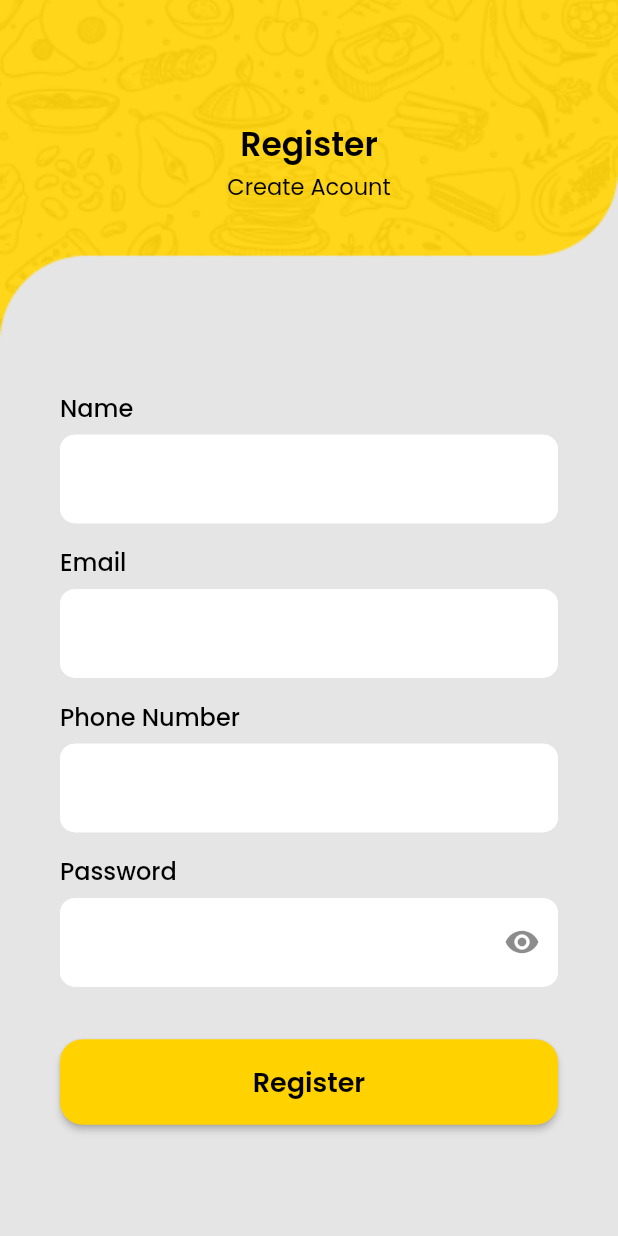
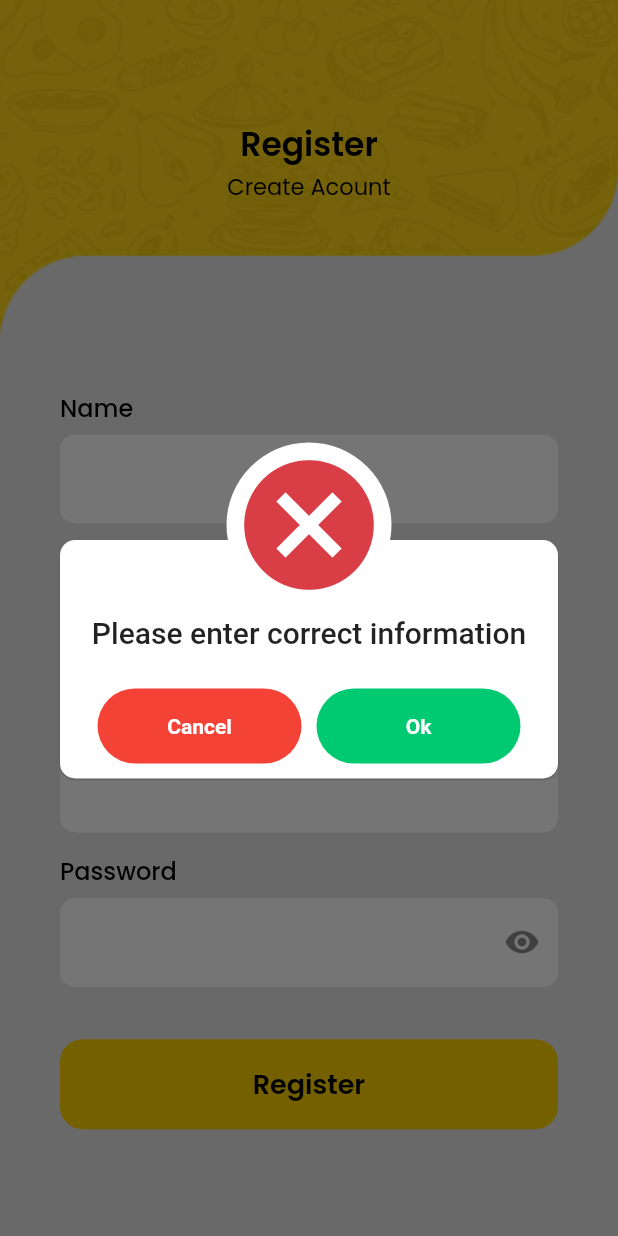
Before and after one commit to Proacademy-Online/food-app, a Flutter app: the RegisterPage screen opened directly, after a tap on "Register", on a phone screen of 412 x 824 dp. Run offline on Flutter 3.47's test engine with Material 2 defaults, Android fonts, the phone set to English and light mode, and no system bars; our stand-ins replace animate_do, awesome_dialog, carousel_slider, email_validator, firebase_auth, firebase_core and 1 more; accounts and stored records are empty.

```diff
--- /dev/null
+++ b/lib/components/custom_button.dart
@@ -0,0 +1,39 @@
+import 'package:flutter/material.dart';
+import 'package:food_app/utils/app_colors.dart';
+import 'package:google_fonts/google_fonts.dart';
+
+class CustomButton extends StatelessWidget {
+  const CustomButton({
+    Key? key,
+    required this.onTap,
+    required this.text,
+  }) : super(key: key);
+
+  final Function() onTap;
+  final String text;
+
+  @override
+  Widget build(BuildContext context) {
+    return GestureDetector(
+      onTap: onTap,
+      child: Container(
+        height: 60,
+        width: double.infinity,
+        decoration: BoxDecoration(
+          color: primaryColor,
+          borderRadius: BorderRadius.circular(15),
+        ),
+        child: Center(
+          child: Text(
+            text,
+            style: GoogleFonts.poppins(
+              fontSize: 18,
+              color: Colors.black,
+              fontWeight: FontWeight.w600,
+            ),
+          ),
+        ),
+      ),
+    );
+  }
+}
--- /dev/null
+++ b/lib/components/custom_header.dart
@@ -0,0 +1,57 @@
+import 'package:flutter/material.dart';
+import 'package:food_app/utils/constants.dart';
+import 'package:google_fonts/google_fonts.dart';
+
+class CustomHeader extends StatelessWidget {
+  const CustomHeader({
+    Key? key,
+    required this.size,
+    required this.header,
+    required this.tagline,
+    required this.image,
+  }) : super(key: key);
+
+  final Size size;
+  final String image;
+  final String header;
+  final String tagline;
+
+  @override
+  Widget build(BuildContext context) {
+    return Stack(
+      children: [
+        Image.asset(
+          Constants.imageAsset(image),
+          width: size.width,
+          fit: BoxFit.fitWidth,
+        ),
+        Center(
+          child: Column(
+            mainAxisAlignment: MainAxisAlignment.center,
+            children: [
+              const SizedBox(
+                height: 80,
+              ),
+              Text(
+                header,
+                style: GoogleFonts.poppins(
+                  fontSize: 22,
+                  color: Colors.black,
+                  fontWeight: FontWeight.w600,
+                ),
+              ),
+              Text(
+                tagline,
+                style: GoogleFonts.poppins(
+                  fontSize: 15,
+                  color: Colors.black,
+                  fontWeight: FontWeight.w400,
+                ),
+              )
+            ],
+          ),
+        )
+      ],
+    );
+  }
+}
--- a/lib/components/custom_textfeild.dart
+++ b/lib/components/custom_textfeild.dart
@@ -3,18 +3,19 @@
 import 'package:flutter/material.dart';
 
 class CustomTextfeild extends StatelessWidget {
-  CustomTextfeild({
+  const CustomTextfeild({
     Key? key,
     required this.controller,
   }) : super(key: key);
 
-  var controller = TextEditingController();
+  final controller;
 
   @override
   Widget build(BuildContext context) {
     return SizedBox(
       width: double.infinity,
       child: TextField(
+        controller: controller,
         decoration: InputDecoration(
           filled: true,
           fillColor: Colors.white,
--- a/lib/main.dart
+++ b/lib/main.dart
@@ -1,7 +1,10 @@
+import 'package:firebase_core/firebase_core.dart';
 import 'package:flutter/material.dart';
 import 'screens/splash_screen/splash_screen.dart';
 
-void main() {
+Future<void> main() async {
+  WidgetsFlutterBinding.ensureInitialized();
+  await Firebase.initializeApp();
   runApp(const MyApp());
 }
 
--- a/lib/screens/login_screen/login_screen.dart
+++ b/lib/screens/login_screen/login_screen.dart
@@ -2,8 +2,11 @@ import 'package:animate_do/animate_do.dart';
 import 'package:email_validator/email_validator.dart';
 import 'package:flutter/gestures.dart';
 import 'package:flutter/material.dart';
+import 'package:food_app/components/custom_button.dart';
+import 'package:food_app/components/custom_header.dart';
 import 'package:food_app/components/custom_textfeild.dart';
 import 'package:food_app/screens/login_screen/register_screen.dart';
+import 'package:food_app/utils/app_colors.dart';
 import 'package:food_app/utils/constants.dart';
 import 'package:food_app/utils/util_functions.dart';
 import 'package:google_fonts/google_fonts.dart';
@@ -31,40 +34,11 @@ class _LoginPageState extends State<LoginPage> {
           child: SingleChildScrollView(
             child: Column(
               children: [
-                Stack(
-                  children: [
-                    Image.asset(
-                      Constants.imageAsset('top.png'),
-                      width: size.width,
-                      fit: BoxFit.fitWidth,
-                    ),
-                    Center(
-                      child: Column(
-                        mainAxisAlignment: MainAxisAlignment.center,
-                        children: [
-                          const SizedBox(
-                            height: 80,
-                          ),
-                          Text(
-                            "Login",
-                            style: GoogleFonts.poppins(
-                              fontSize: 22,
-                              color: Colors.black,
-                              fontWeight: FontWeight.w600,
-                            ),
-                          ),
-                          Text(
-                            "Access Acount",
-                            style: GoogleFonts.poppins(
-                              fontSize: 15,
-                              color: Colors.black,
-                              fontWeight: FontWeight.w400,
-                            ),
-                          )
-                        ],
-                      ),
-                    )
-                  ],
+                CustomHeader(
+                  size: size,
+                  header: "Login",
+                  tagline: "Access Acount",
+                  image: "top.png",
                 ),
                 const SizedBox(height: 20),
                 SingleChildScrollView(
@@ -101,7 +75,7 @@ class _LoginPageState extends State<LoginPage> {
                             child: Image.asset(
                               Constants.imageAsset('facebook.png'),
                             ),
-                          )
+                          ),
                         ],
                       ),
                       const SizedBox(height: 15),
@@ -169,25 +143,9 @@ class _LoginPageState extends State<LoginPage> {
                               ),
                             ),
                             const SizedBox(height: 35),
-                            Center(
-                              child: ElevatedButton(
-                                onPressed: () {},
-                                child: Text(
-                                  'Sign In',
-                                  style: GoogleFonts.poppins(
-                                    fontSize: 18,
-                                    color: Colors.black,
-                                    fontWeight: FontWeight.w600,
-                                  ),
-                                ),
-                                style: ElevatedButton.styleFrom(
-                                    padding: const EdgeInsets.symmetric(
-                                        horizontal: 150, vertical: 15),
-                                    primary: const Color(0xffFFD200),
-                                    shape: RoundedRectangleBorder(
-                                      borderRadius: BorderRadius.circular(15),
-                                    )),
-                              ),
+                            CustomButton(
+                              text: "Sign In",
+                              onTap: () {},
                             ),
                             const SizedBox(height: 20),
                             Center(
--- a/lib/screens/login_screen/register_screen.dart
+++ b/lib/screens/login_screen/register_screen.dart
@@ -1,9 +1,12 @@
 import 'package:animate_do/animate_do.dart';
 import 'package:flutter/material.dart';
+import 'package:food_app/components/custom_button.dart';
+import 'package:food_app/components/custom_header.dart';
 import 'package:food_app/components/custom_textfeild.dart';
-import 'package:food_app/utils/constants.dart';
 import 'package:google_fonts/google_fonts.dart';
 import 'package:email_validator/email_validator.dart';
+import 'package:firebase_auth/firebase_auth.dart';
+import 'package:awesome_dialog/awesome_dialog.dart';
 
 class RegisterPage extends StatefulWidget {
   const RegisterPage({Key? key}) : super(key: key);
@@ -18,6 +21,9 @@ class _RegisterPageState extends State<RegisterPage> {
   final _password = TextEditingController();
   final _name = TextEditingController();
   final _phone = TextEditingController();
+
+  FirebaseAuth auth = FirebaseAuth.instance;
+
   @override
   Widget build(BuildContext context) {
     final size = MediaQuery.of(context).size;
@@ -29,40 +35,11 @@ class _RegisterPageState extends State<RegisterPage> {
           child: SingleChildScrollView(
             child: Column(
               children: [
-                Stack(
-                  children: [
-                    Image.asset(
-                      Constants.imageAsset('top.png'),
-                      width: size.width,
-                      fit: BoxFit.fitWidth,
-                    ),
-                    Center(
-                      child: Column(
-                        mainAxisAlignment: MainAxisAlignment.center,
-                        children: [
-                          const SizedBox(
-                            height: 80,
-                          ),
-                          Text(
-                            "Register",
-                            style: GoogleFonts.poppins(
-                              fontSize: 22,
-                              color: Colors.black,
-                              fontWeight: FontWeight.w600,
-                            ),
-                          ),
-                          Text(
-                            "Create Acount",
-                            style: GoogleFonts.poppins(
-                              fontSize: 15,
-                              color: Colors.black,
-                              fontWeight: FontWeight.w400,
-                            ),
-                          )
-                        ],
-                      ),
-                    )
-                  ],
+                CustomHeader(
+                  size: size,
+                  header: "Register",
+                  tagline: "Create Acount",
+                  image: "top.png",
                 ),
                 Padding(
                   padding: const EdgeInsets.symmetric(horizontal: 40),
@@ -142,32 +119,51 @@ class _RegisterPageState extends State<RegisterPage> {
                           ),
                         ),
                         const SizedBox(height: 35),
-                        Center(
-                          child: ElevatedButton(
-                            onPressed: () {
-                              if (inputValidation()) {
-                                print('success');
-                              } else {
-                                print('errrorrrrrr');
+                        CustomButton(
+                          text: "Register",
+                          onTap: () async {
+                            if (inputValidation()) {
+                              try {
+                                UserCredential userCredential =
+                                    await FirebaseAuth.instance
+                                        .createUserWithEmailAndPassword(
+                                            email: _email.text,
+                                            password: _password.text);
+                              } on FirebaseAuthException catch (e) {
+                                if (e.code == 'weak-password') {
+                                  AwesomeDialog(
+                                    context: context,
+                                    dialogType: DialogType.ERROR,
+                                    animType: AnimType.BOTTOMSLIDE,
+                                    title: 'The password provided is too weak.',
+                                    btnCancelOnPress: () {},
+                                    btnOkOnPress: () {},
+                                  ).show();
+                                } else if (e.code == 'email-already-in-use') {
+                                  AwesomeDialog(
+                                    context: context,
+                                    dialogType: DialogType.ERROR,
+                                    animType: AnimType.BOTTOMSLIDE,
+                                    title:
+                                        'The account already exists for that email.',
+                                    btnCancelOnPress: () {},
+                                    btnOkOnPress: () {},
+                                  ).show();
+                                }
+                              } catch (e) {
+                                print(e);
                               }
-                            },
-                            child: Text(
-                              'Register',
-                              style: GoogleFonts.poppins(
-                                fontSize: 18,
-                                color: Colors.black,
-                                fontWeight: FontWeight.w600,
-                              ),
-                            ),
-                            style: ElevatedButton.styleFrom(
-                                padding:
-                                    const EdgeInsets.symmetric(vertical: 15),
-                                minimumSize: const Size(double.infinity, 15),
-                                primary: const Color(0xffFFD200),
-                                shape: RoundedRectangleBorder(
-                                  borderRadius: BorderRadius.circular(15),
-                                )),
-                          ),
+                            } else {
+                              AwesomeDialog(
+                                context: context,
+                                dialogType: DialogType.ERROR,
+                                animType: AnimType.BOTTOMSLIDE,
+                                title: 'Please enter correct information',
+                                btnCancelOnPress: () {},
+                                btnOkOnPress: () {},
+                              ).show();
+                            }
+                          },
                         ),
                       ],
                     ),
@@ -190,8 +186,6 @@ class _RegisterPageState extends State<RegisterPage> {
       isValid = false;
     } else if (!EmailValidator.validate(_email.text)) {
       isValid = false;
-    } else if (_phone.text.length != 10) {
-      isValid = false;
     } else {
       isValid = true;
     }
--- a/pubspec.yaml
+++ b/pubspec.yaml
@@ -38,6 +38,9 @@ dependencies:
   carousel_slider: ^4.0.0
   email_validator: ^2.0.1
   animate_do: ^2.0.0
+  firebase_core: "^1.6.0"
+  firebase_auth: "^3.1.1"
+  awesome_dialog: ^2.1.1
 
 dev_dependencies:
   flutter_test:
```
Also changed, not shown: pubspec.lock, 3 other files.
